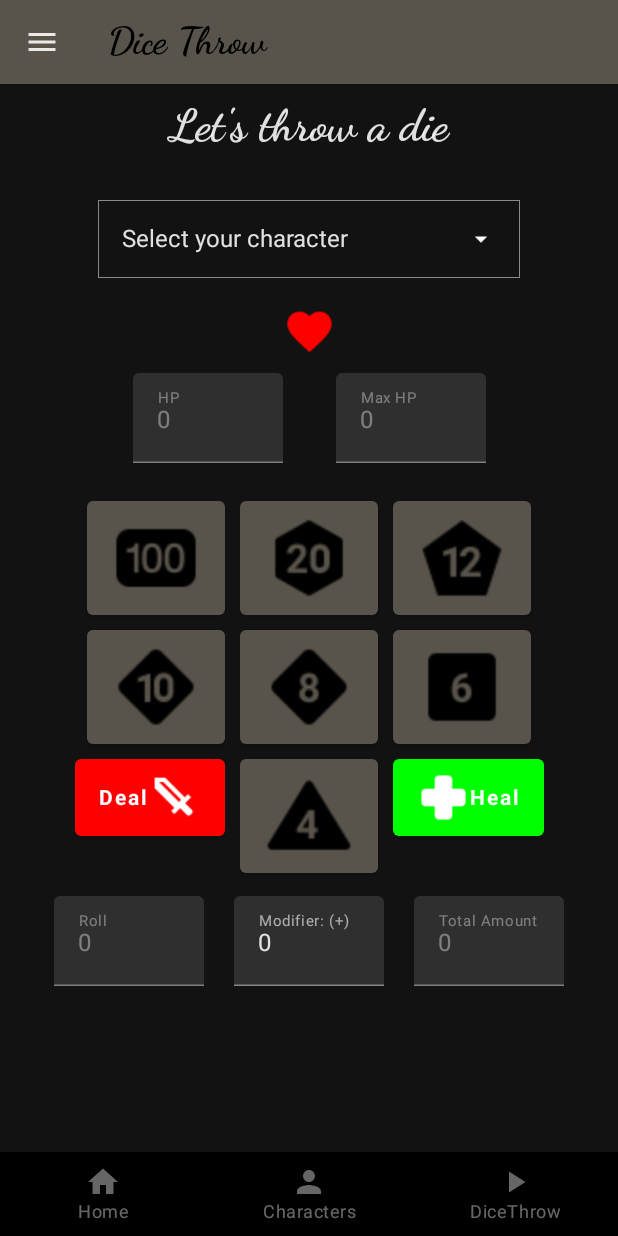
After one commit to Aleen5/Dungeon4DummiesMobile, an Android app built with Jetpack Compose: the composable DiceThrowScreen called with empty values, on a phone screen of 412 x 824 dp. The commit adds this screen. Run offline under Robolectric (Android 15) with nearby library versions, the phone set to English and light mode, and no system bars; our stand-ins replace constraintlayout-compose.

Commit message:
Añadida nueva pantalla, cambiado tipo list() a MutableList() en users

```diff
--- a/app/src/main/java/com/example/dungeon4dummiesmobile/navigation/AppNavigation.kt
+++ b/app/src/main/java/com/example/dungeon4dummiesmobile/navigation/AppNavigation.kt
@@ -33,6 +33,14 @@ fun AppNavigation() {
              requireNotNull(username)
              CharactersScreen(navController, username)
          }
+
+        composable(route = AppScreens.DiceThrowScreen.route + "/{username}", listOf(navArgument(name = "username") {
+            type = NavType.StringType
+        })) {
+            var username = it.arguments?.getString("username")
+            requireNotNull(username)
+            DiceThrowScreen(navController, username)
+        }
 
         composable(route = AppScreens.ProfileScreen.route + "/{username}", listOf(navArgument(name = "username") {
             type = NavType.StringType
--- a/app/src/main/java/com/example/dungeon4dummiesmobile/navigation/AppScreens.kt
+++ b/app/src/main/java/com/example/dungeon4dummiesmobile/navigation/AppScreens.kt
@@ -5,6 +5,7 @@ sealed class AppScreens(val route: String) {
     object HomeScreen: AppScreens("HomeScreen")
     object RegisterScreen: AppScreens("RegisterScreen")
     object CharactersScreen: AppScreens("CharactersScreen")
+    object DiceThrowScreen: AppScreens("DiceThrowScreen")
     object CharacterCreationScreen: AppScreens("CharacterCreationScreen")
     object CharacterScreen: AppScreens("CharacterScreen")
     object ProfileScreen: AppScreens("ProfileScreen")
--- a/app/src/main/java/com/example/dungeon4dummiesmobile/navigation/BottomBarNavigation.kt
+++ b/app/src/main/java/com/example/dungeon4dummiesmobile/navigation/BottomBarNavigation.kt
@@ -3,9 +3,11 @@ package com.example.dungeon4dummiesmobile.navigation
 import androidx.compose.material.icons.Icons
 import androidx.compose.material.icons.filled.Home
 import androidx.compose.material.icons.filled.Person
+import androidx.compose.material.icons.filled.PlayArrow
 import androidx.compose.ui.graphics.vector.ImageVector
 
 sealed class BottomBarNavigation(var route: String, var icon: ImageVector, var title: String) {
     object Home : BottomBarNavigation(AppScreens.HomeScreen.route, Icons.Filled.Home, "Home")
     object Characters: BottomBarNavigation(AppScreens.CharactersScreen.route, Icons.Filled.Person, "Characters")
+    object DiceThrow: BottomBarNavigation(AppScreens.DiceThrowScreen.route, Icons.Filled.PlayArrow, "DiceThrow")
 }
--- a/app/src/main/java/com/example/dungeon4dummiesmobile/screens/mainscreens/CharacterScreen.kt
+++ b/app/src/main/java/com/example/dungeon4dummiesmobile/screens/mainscreens/CharacterScreen.kt
@@ -1074,7 +1074,6 @@ fun CharacterScreen(navController: NavController, username: String, characterID:
                 }
                 item { Spacer(modifier = Modifier.height(60.dp))}
 
-
             }
 
             // Handle On Back Pressed while editing a character
@@ -1314,7 +1313,3 @@ fun modifier(value: Int): String {
         else -> ""
     }
 }
-
-// ICONS FOR STATS
-
-// https://materialdesignicons.com/icon/gamepad
--- a/app/src/main/java/com/example/dungeon4dummiesmobile/screens/mainscreens/CharactersScreen.kt
+++ b/app/src/main/java/com/example/dungeon4dummiesmobile/screens/mainscreens/CharactersScreen.kt
@@ -55,7 +55,7 @@ fun CharactersScreen(navController: NavController, username: String) {
         if (getData) {
             getData = false
             charactersViewModel.getUsersCharacters(username) {
-                charactersList = it
+                charactersList = it as MutableList<CharactersModel>
             }
         }
     }
--- /dev/null
+++ b/app/src/main/java/com/example/dungeon4dummiesmobile/screens/mainscreens/DiceThrowScreen.kt
@@ -0,0 +1,404 @@
+package com.example.dungeon4dummiesmobile.screens.mainscreens
+
+import androidx.compose.foundation.layout.*
+import androidx.compose.foundation.lazy.LazyColumn
+import androidx.compose.material.*
+import androidx.compose.runtime.*
+import androidx.compose.ui.Alignment
+import androidx.compose.ui.Modifier
+import androidx.compose.ui.graphics.Color
+import androidx.compose.ui.res.painterResource
+import androidx.compose.ui.text.font.FontFamily
+import androidx.compose.ui.text.font.FontWeight
+import androidx.compose.ui.unit.dp
+import androidx.compose.ui.unit.sp
+import androidx.lifecycle.viewmodel.compose.viewModel
+import androidx.navigation.NavController
+import com.example.dungeon4dummiesmobile.R
+import com.example.dungeon4dummiesmobile.screens.shared.*
+import com.example.dungeon4dummiesmobile.viewModels.CharactersViewModel
+import com.example.dungeon4dummiesmobile.viewModels.UsersViewModel
+
+@Composable
+fun DiceThrowScreen(navController: NavController, username: String) {
+    val usersViewModel = viewModel(UsersViewModel::class.java)
+    val charactersViewModel = viewModel(CharactersViewModel::class.java)
+    val scaffoldState = rememberScaffoldState()
+    val scope = rememberCoroutineScope()
+    var charactersListExpanded by remember { mutableStateOf(false) }
+    var charactersListSelectedIndex by remember { mutableStateOf(0) }
+    var selectedCharacter by remember {
+        mutableStateOf(charactersViewModel.charactersModel)
+    }
+
+    var user by remember {
+        mutableStateOf(usersViewModel.user)
+    }
+
+    var charactersList by remember {
+        mutableStateOf(charactersViewModel.charactersModelListResponse)
+    }
+
+    if (charactersList.size < 1) {
+        var firstCharacter = charactersViewModel.charactersModel
+        firstCharacter.alias = "Select your character"
+
+        charactersList.add(0, firstCharacter)
+    }
+
+    var amount by remember {
+        mutableStateOf(0)
+    }
+
+    var modifier by remember {
+        mutableStateOf(0)
+    }
+
+    var totalAmount by remember {
+        mutableStateOf(0)
+    }
+
+    var getData by remember {
+        mutableStateOf(true)
+    }
+
+    var hp by remember {
+        mutableStateOf(0)
+    }
+
+    var maxHP by remember {
+        mutableStateOf(0)
+    }
+
+    LaunchedEffect(key1 = getData) {
+        if (getData) {
+
+            getData = false
+            usersViewModel.get1User(username) {
+                user = usersViewModel.user
+            }
+            charactersViewModel.getUsersCharacters(username) { list ->
+                //charactersList = it.toMutableList()
+                list.forEach {
+                    charactersList.add(it)
+                }
+            }
+        }
+    }
+
+    Scaffold(
+        topBar = {
+            TopBarExtended(
+                barText = "Dice Throw",
+                scope = scope,
+                scaffoldState = scaffoldState
+            )
+        },
+        bottomBar = { BottomBar(navController, username) },
+        drawerGesturesEnabled = true,
+        drawerContent = {
+            Drawer(
+                scope = scope,
+                scaffoldState = scaffoldState,
+                navController = navController,
+                username
+            )
+        },
+        scaffoldState = scaffoldState
+    ) {
+        LazyColumn(
+            modifier = Modifier
+                .padding(top = 10.dp, end = 10.dp, start = 10.dp),
+            horizontalAlignment = Alignment.CenterHorizontally
+        ) {
+            item {
+                Row(
+                    modifier = Modifier.fillMaxWidth(),
+                    horizontalArrangement = Arrangement.Center
+                ) {
+                    Text(
+                        text = "Let's throw a die",
+                        fontWeight = FontWeight.Bold,
+                        fontSize = 30.sp,
+                        fontFamily = FontFamily.Cursive
+                    )
+                }
+                Spacer(modifier = Modifier.height(15.dp))
+            }
+
+            // Characters List
+
+            item {
+
+                Row(
+                    modifier = Modifier.fillMaxWidth(),
+                    horizontalArrangement = Arrangement.Center
+                ) {
+                    ComposeMenu(
+                        menuItems = charactersList.map { it.alias },
+                        menuExpandedState = charactersListExpanded,
+                        selectedIndex = charactersListSelectedIndex,
+                        updateMenuExpandStatus = {
+                            charactersListExpanded = true
+                        },
+                        onDismissMenuView = {
+                            charactersListExpanded = false
+                        },
+                        onMenuItemClick = { index ->
+                            charactersListSelectedIndex = index
+                            selectedCharacter = charactersList[charactersListSelectedIndex]
+                            charactersListExpanded = false
+                            hp = selectedCharacter.current_hp
+                            maxHP = selectedCharacter.max_hp
+                        }
+                    )
+                }
+                Spacer(modifier = Modifier.height(2.dp))
+            }
+
+            item {
+
+                Row(
+                    modifier = Modifier.fillMaxWidth(),
+                    horizontalArrangement = Arrangement.Center
+                ) {
+                    Icon(
+                        painter = painterResource(id = R.drawable.heart),
+                        "Heart icon",
+                        tint = Color.Red,
+                        modifier = Modifier.size(35.dp)
+                    )
+                }
+
+                Row(
+                    modifier = Modifier.fillMaxWidth(),
+                    horizontalArrangement = Arrangement.Center
+                ) {
+                    DisabledReducedNumericInput(
+                        label = "HP",
+                        number = hp,
+                        onValueChange = { hp = it }
+                    )
+
+                    Spacer(modifier = Modifier.width(15.dp))
+
+                    DisabledReducedNumericInput(
+                        label = "Max HP",
+                        number = maxHP,
+                        onValueChange = { maxHP = it }
+                    )
+                }
+
+                Spacer(modifier = Modifier.height(15.dp))
+            }
+
+            item {
+
+                Row(
+                    modifier = Modifier.fillMaxWidth(),
+                    horizontalArrangement = Arrangement.Center
+                ) {
+                    Button(
+                        onClick = {
+                            amount = (1..10).random() * 10
+                            totalAmount = amount + modifier
+                        },
+                        modifier = Modifier.wrapContentSize()
+                    ) {
+                        Icon(
+                            painter = painterResource(
+                                id = R.drawable.d100
+                            ),
+                            contentDescription = "100Die",
+                            modifier = Modifier.size(60.dp)
+                        )
+                    }
+
+                    Spacer(modifier = Modifier.width(10.dp))
+
+                    Button(
+                        onClick = {
+                            amount = (1..20).random()
+                            totalAmount = amount + modifier
+                        },
+                        modifier = Modifier.wrapContentSize()
+                    ) {
+                        Icon(
+                            painter = painterResource(
+                                id = R.drawable.d20
+                            ),
+                            contentDescription = "20Die",
+                            modifier = Modifier.size(60.dp)
+                        )
+                    }
+
+                    Spacer(modifier = Modifier.width(10.dp))
+
+                    Button(
+                        onClick = {
+                            amount = (1..12).random()
+                            totalAmount = amount + modifier
+                        },
+                        modifier = Modifier.wrapContentSize()
+                    ) {
+                        Icon(
+                            painter = painterResource(
+                                id = R.drawable.d12
+                            ),
+                            contentDescription = "12Die",
+                            modifier = Modifier.size(60.dp)
+                        )
+                    }
+                }
+
+
+                Spacer(modifier = Modifier.height(10.dp))
+
+            }
+
+            item {
+
+                Row(
+                    modifier = Modifier.fillMaxWidth(),
+                    horizontalArrangement = Arrangement.Center
+                ) {
+                    Button(
+                        onClick = {
+                            amount = (1..10).random()
+                            totalAmount = amount + modifier
+                        },
+                        modifier = Modifier.wrapContentSize()
+                    ) {
+                        Icon(
+                            painter = painterResource(
+                                id = R.drawable.d10
+                            ),
+                            contentDescription = "10Die",
+                            modifier = Modifier.size(60.dp)
+                        )
+                    }
+
+                    Spacer(modifier = Modifier.width(10.dp))
+
+                    Button(
+                        onClick = {
+                            amount = (1..8).random()
+                            totalAmount = amount + modifier
+                        },
+                        modifier = Modifier.wrapContentSize()
+                    ) {
+                        Icon(
+                            painter = painterResource(
+                                id = R.drawable.d8
+                            ),
+                            contentDescription = "8Die",
+                            modifier = Modifier.size(60.dp)
+                        )
+                    }
+
+                    Spacer(modifier = Modifier.width(10.dp))
+
+                    Button(
+                        onClick = {
+                            amount = (1..6).random()
+                            totalAmount = amount + modifier
+                        },
+                        modifier = Modifier.wrapContentSize()
+                    ) {
+                        Icon(
+                            painter = painterResource(
+                                id = R.drawable.d6
+                            ),
+                            contentDescription = "6Die",
+                            modifier = Modifier.size(60.dp)
+                        )
+                    }
+                }
+
+                Spacer(modifier = Modifier.height(10.dp))
+
+            }
+
+            item {
+
+                Row(
+                    modifier = Modifier.fillMaxWidth(),
+                    horizontalArrangement = Arrangement.Center
+                ) {
+                    Button(
+                        onClick = {
+                            hp -= totalAmount
+                        },
+                        colors = ButtonDefaults.buttonColors(backgroundColor = Color.Red),
+                        modifier = Modifier.wrapContentSize()
+                    ) {
+                        Text(text = "Deal", fontWeight = FontWeight.Bold)
+                        Icon(painter = painterResource(id = R.drawable.sword), "Damage Sword", modifier = Modifier.size(35.dp))
+                    }
+
+                    Spacer(modifier = Modifier.width(10.dp))
+
+                    Button(
+                        onClick = {
+                            amount = (1..4).random()
+                            totalAmount = amount + modifier
+                        },
+                        modifier = Modifier.wrapContentSize()
+                    ) {
+                        Icon(
+                            painter = painterResource(
+                                id = R.drawable.d4
+                            ),
+                            contentDescription = "4Die",
+                            modifier = Modifier.size(60.dp)
+                        )
+                    }
+
+                    Spacer(modifier = Modifier.width(10.dp))
+
+                    Button(
+                        onClick = {
+                            hp += totalAmount
+                        },
+                        colors = ButtonDefaults.buttonColors(backgroundColor = Color.Green),
+                        modifier = Modifier.wrapContentSize()
+                    ) {
+                        Icon(painter = painterResource(id = R.drawable.heal), "Heal Cross", modifier = Modifier.size(35.dp))
+                        Text(text = "Heal", fontWeight = FontWeight.Bold)
+                    }
+                }
+
+                Spacer(modifier = Modifier.height(5.dp))
+
+            }
+
+            item {
+
+                Row(
+                    modifier = Modifier.fillMaxWidth(),
+                    horizontalArrangement = Arrangement.Center
+                ) {
+                    DisabledReducedNumericInput(
+                        label = "Roll",
+                        number = amount,
+                        onValueChange = { amount = it })
+                    ReducedNumericInput(
+                        label = "Modifier: (+)",
+                        number = modifier,
+                        onValueChange = {
+                            modifier = it
+                            totalAmount = amount + it
+                        })
+                    DisabledReducedNumericInput(
+                        label = "Total Amount",
+                        number = totalAmount,
+                        onValueChange = { totalAmount = it })
+                }
+
+
+                Spacer(modifier = Modifier.height(5.dp))
+
+            }
+        }
+    }
+}
--- a/app/src/main/java/com/example/dungeon4dummiesmobile/screens/shared/BottomBar.kt
+++ b/app/src/main/java/com/example/dungeon4dummiesmobile/screens/shared/BottomBar.kt
@@ -15,7 +15,8 @@ import androidx.navigation.NavController
 fun BottomBar(navController: NavController, username: String) {
     val items = listOf(
         BottomBarNavigation.Home,
-        BottomBarNavigation.Characters
+        BottomBarNavigation.Characters,
+        BottomBarNavigation.DiceThrow
     )
 
     BottomNavigation(
--- a/app/src/main/java/com/example/dungeon4dummiesmobile/screens/shared/Inputs.kt
+++ b/app/src/main/java/com/example/dungeon4dummiesmobile/screens/shared/Inputs.kt
@@ -100,6 +100,32 @@ fun NumericInput(label: String, number: Int, onValueChange:(intValue: Int) -> Un
 }
 
 @Composable
+fun DisabledNumericInput(label: String, number: Int, onValueChange:(intValue: Int) -> Unit) {
+    Column(horizontalAlignment = Alignment.CenterHorizontally) {
+        Row {
+            TextField(
+                value = number.toString(),
+                onValueChange = { value ->
+                    if (value == "")
+                        onValueChange(0)
+                    else if (value.length <= 2) {
+                        val text = value.filter { it.isDigit() }
+                        onValueChange(Integer.parseInt(text))
+                    }
+                },
+                enabled = false,
+                label = { Text(label, textAlign = TextAlign.Center, fontSize = 10.sp) },
+                keyboardOptions = KeyboardOptions.Default.copy(keyboardType = KeyboardType.Number),
+                modifier = Modifier
+                    .padding(16.dp)
+                    .width(100.dp)
+                    .height(60.dp)
+            )
+        }
+    }
+}
+
+@Composable
 fun ReducedNumericInput(label: String, number: Int, onValueChange:(intValue: Int) -> Unit) {
     Column(horizontalAlignment = Alignment.CenterHorizontally) {
         Row {
@@ -113,6 +139,32 @@ fun ReducedNumericInput(label: String, number: Int, onValueChange:(intValue: Int
                         onValueChange(Integer.parseInt(text))
                     }
                 },
+                label = { Text(label, textAlign = TextAlign.Center, fontSize = 10.sp) },
+                keyboardOptions = KeyboardOptions.Default.copy(keyboardType = KeyboardType.Number),
+                modifier = Modifier
+                    .padding(10.dp)
+                    .width(100.dp)
+                    .height(60.dp)
+            )
+        }
+    }
+}
+
+@Composable
+fun DisabledReducedNumericInput(label: String, number: Int, onValueChange:(intValue: Int) -> Unit) {
+    Column(horizontalAlignment = Alignment.CenterHorizontally) {
+        Row {
+            TextField(
+                value = number.toString(),
+                onValueChange = { value ->
+                    if (value == "")
+                        onValueChange(0)
+                    else if (value.length <= 2) {
+                        val text = value.filter { it.isDigit() }
+                        onValueChange(Integer.parseInt(text))
+                    }
+                },
+                enabled = false,
                 label = { Text(label, textAlign = TextAlign.Center, fontSize = 10.sp) },
                 keyboardOptions = KeyboardOptions.Default.copy(keyboardType = KeyboardType.Number),
                 modifier = Modifier
--- a/app/src/main/java/com/example/dungeon4dummiesmobile/services/ApiServices.kt
+++ b/app/src/main/java/com/example/dungeon4dummiesmobile/services/ApiServices.kt
@@ -61,8 +61,8 @@ interface ApiServices {
         fun getInstance() : ApiServices {
             if(apiServices == null) {
                 apiServices = Retrofit.Builder()
-                    .baseUrl("http://172.26.8.72:8080/")             // IP del curro
-                    //.baseUrl("http://192.168.1.76:8080/")            // IP de casa
+                    //.baseUrl("http://172.26.8.72:8080/")             // IP del curro
+                    .baseUrl("http://192.168.1.76:8080/")            // IP de casa
                     //.baseUrl("http://192.168.43.29:8080/")           // IP del Wi-Fi móvil
                     .addConverterFactory(GsonConverterFactory.create())
                     .build().create(ApiServices::class.java)
--- a/app/src/main/java/com/example/dungeon4dummiesmobile/viewModels/CharactersViewModel.kt
+++ b/app/src/main/java/com/example/dungeon4dummiesmobile/viewModels/CharactersViewModel.kt
@@ -13,7 +13,7 @@ import kotlinx.coroutines.launch
 import retrofit2.Response
 
 class CharactersViewModel: ViewModel() {
-    var charactersModelListResponse: List<CharactersModel> by mutableStateOf(listOf())
+    var charactersModelListResponse: MutableList<CharactersModel> by mutableStateOf(mutableListOf())
     var charactersModel: CharactersModel by mutableStateOf(CharactersModel("", "", "", "",
         "", "Alive", "", "","", 1, 0, "", "",
         StatsModel(0, 0, 0, 0, 0, 0, 0, 0, 0, 0,
@@ -39,7 +39,7 @@ class CharactersViewModel: ViewModel() {
             val apiServices = ApiServices.getInstance()
             try {
                 val charactersList = apiServices.getCharacters()
-                charactersModelListResponse = charactersList
+                charactersModelListResponse = charactersList as MutableList<CharactersModel>
             }
             catch (e: Exception) {
                 errorMessage = e.message.toString()
@@ -73,7 +73,7 @@ class CharactersViewModel: ViewModel() {
                 val cList = apiServices.getUsersCharacters(owner)
                 if (!cList.isNullOrEmpty()) {
                     onComplete(cList)
-                    charactersModelListResponse = cList
+                    charactersModelListResponse = cList as MutableList<CharactersModel>
                 }
             } catch (e: Exception) {
                 errorMessage = e.message.toString()
```
Also changed, not shown: app/src/main/res/drawable-v24/d100.png (added), app/src/main/res/drawable-v24/dandd.png (added), app/src/main/res/drawable-v24/heal.png (added).
